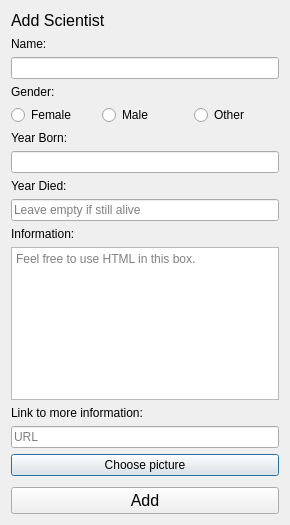
First picture: the form in addscientistwindow.ui, repository athenabjorg/sacr, before the edit.
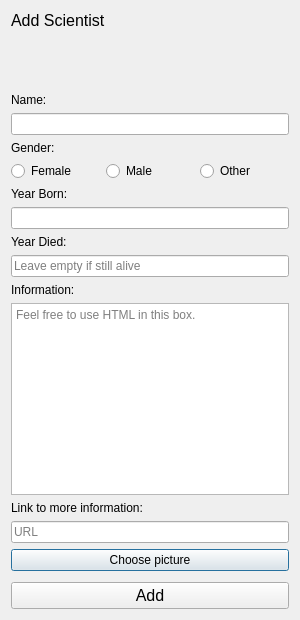
Second picture: the form after the edit. Icons and pictures are not drawn.

```diff
--- a/addscientistwindow.ui
+++ b/addscientistwindow.ui
@@ -6,8 +6,8 @@
    <rect>
     <x>0</x>
     <y>0</y>
-    <width>290</width>
-    <height>525</height>
+    <width>300</width>
+    <height>620</height>
    </rect>
   </property>
   <property name="windowTitle">
```
